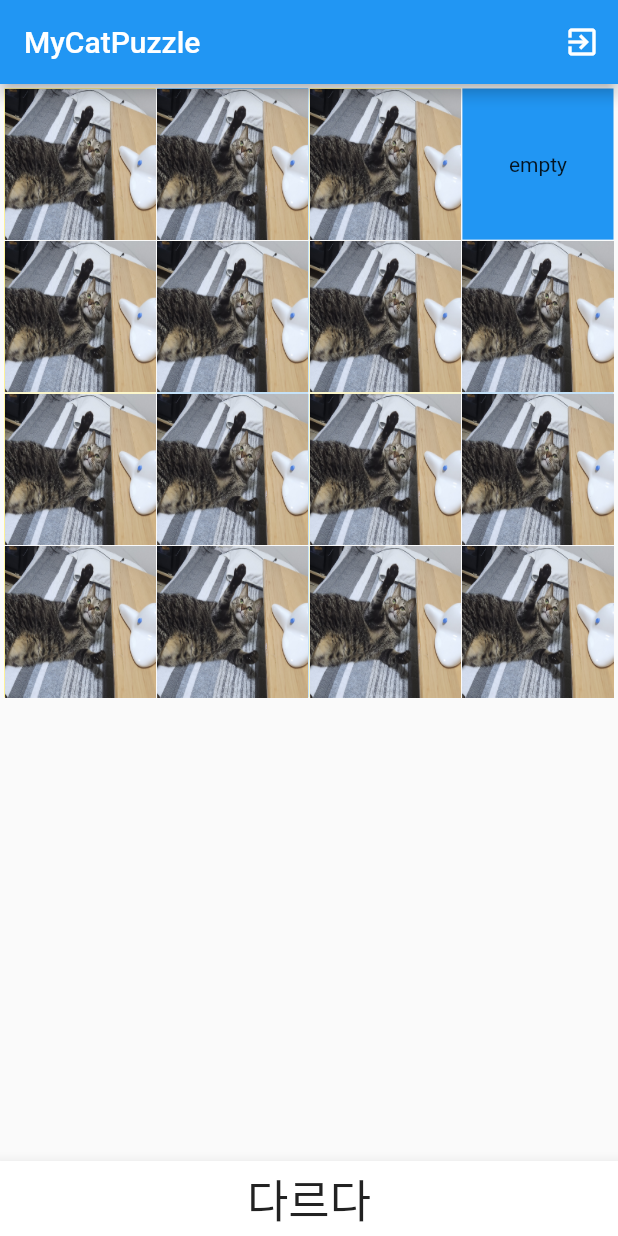
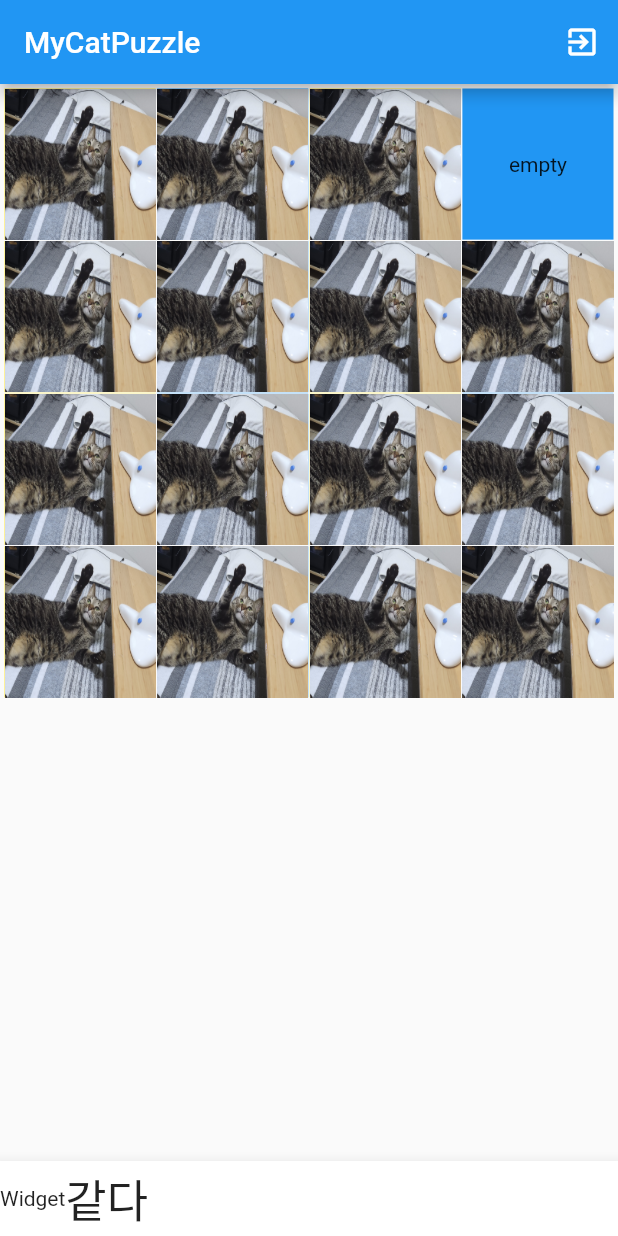
Before and after one commit to qxp1357/mycat, a Flutter app: the screen it shows after launch, on a phone screen of 412 x 824 dp. Run offline on Flutter 3.47's test engine with Material 2 defaults, Android fonts, the phone set to English and light mode, and no system bars.

Commit message:
2.17 완료여부 검사기 완료 이미지 관련 처리가 안되고 있음

```diff
--- a/lib/main.dart
+++ b/lib/main.dart
@@ -2,16 +2,25 @@ import 'dart:io';
 import 'dart:ui';
 import 'package:flutter/material.dart';
 
-//2.8(수) 각 타일 이동기능 완료, 시작 시 원본 리스트랑 서로 만들어서 비교기능 추가해야함
+//2.8(수) 각 타일 이동기능 완료, 시작 시 원본 리스트랑 서로 만들어서 비교기능 추가해야함 <- 2.17(금) 완료 여부 검사기 완료
+//2.17(금) 이미지 잘라야되는데 내장 API 없어서 다른거 찾아야됨 아오 킹받음
+//처음 이미지 원본 가져옴 더 로딩할 필요 없게
+// final originImg = Image.asset('assets/image/cat_1.jpg');
+// final originImgByteData = originImg.image.toByteData();
 
 
+
+
+
+
+//한칸용 클래스
 class Cell {
   String src;
   bool isEmpty;
   int originIndex;
   Cell(this.src,this.isEmpty,this.originIndex);
 }
-
+// 4*4 퍼즐칸용 배열을 반환하는 만드는 함수
 List makePuzzleList (int idx) {
   List<Cell> res = [];
 
@@ -27,38 +36,51 @@ List makePuzzleList (int idx) {
   return res;
 }
 
+// 두 배열이 서로 동일한지 검사하는 함수
 bool checkComplete(List origin, List current){
-  bool res;
-
+  bool res = true;
+//지금 여기가 다르다가 나오면 안됨 ㅋㅋㅋㅋㅋㅋㅋㅋ
   List originIndexs = [3,3,3,3,3];
   List currentIndexs = [3,3,3,3,3];
 
-  return res = originIndexs == currentIndexs;
+  for(int i = 0; i < origin.length ; i++){
+    if(origin[i] != current[i]){
+      return res = false;
+    }
+  }
+
+  return res;
 }
 
-int emptyIndex = 3;
+//빈자리 const 값
+const int emptyIndex = 3;
 
+//뷰를 뿌리기위한 데이터를 저장하는 A
 List A = makePuzzleList(emptyIndex);
+
+//처음 데이터를 저장해놓을 B
 final List B = A;
+//테스트용
+bool Complete = checkComplete([1,2,3,4,5],[1,2,3,4,5]);
 
-bool Complete = checkComplete([3],[2]);
 
+//메인
 void main() {
   runApp(const MyApp());
 }
-
+//메인에서 실행시킬 스테이트풀 위젯을 상속받는 MyApp
 class MyApp extends StatefulWidget {
   const MyApp({Key? key}) : super(key: key);
 
   @override
   _MyAppState createState() => _MyAppState();
 }
-
+//MyApp 에서 실행될 MyApp형태의 State를 상속받는 클래스
 class _MyAppState extends State<MyApp> {
 
 
   void swapData (List data, int currentIndex, int nextIndex){
-
+    //전체 데이터를 받고, 클릭된 인덱스와 이동 가능한 인덱스를 받아서 서로 바꿔주는 함수
     setState(() {
       Cell temp = data[currentIndex];
       data[currentIndex] = data[nextIndex];
@@ -67,6 +89,10 @@ class _MyAppState extends State<MyApp> {
   }
 
   void swapCell (List data, int currentIndex){
+    //클릭되었을 때 직접적으로 작동될 함수
+    //전체 데이터와 클릭된 인덱스를 받아옴
+    //이동 가능한 인덱스를 만들어서 swapData로 넘겨줌
+
     int nextIndex = 0;
     //각 셀이 상하좌우의 움직임에 대해서 계산하면됨
     //상하좌우에 대해서 비어있는지 검사하고 서로 교환
@@ -89,22 +115,16 @@ class _MyAppState extends State<MyApp> {
           isRight && (data[currentIndex + 1].isEmpty == true) ||
           isDown && (data[currentIndex + 4].isEmpty == true) ||
           isLeft && (data[currentIndex - 1].isEmpty == true)) {
-
         swapData(data, currentIndex, nextIndex);
       }
     }
+}
 
-//     setState(() {
-//       Cell temp = data[currentIndex];
-//       data[currentIndex] = data[nextIndex];
-//   data[nextIndex] = temp;
-// });
-}
+  // final originImg = Image.asset('assets/image/cat_1.jpg');
+
   @override
   Widget build(BuildContext context) {
-
-
-
+    // print("width:${originImg.width}");
     return MaterialApp(
       home: Scaffold(
         appBar: AppBar(
@@ -141,7 +161,15 @@ class _MyAppState extends State<MyApp> {
         bottomNavigationBar: BottomAppBar(
           child: Container(
               height: 50.0,
-              child: Center(child: Text(Complete ? "같다": "다르다", style: TextStyle(fontSize: 30),))),
+              child: Center(
+                child: Row(
+                  children: [
+                    Text(Image.asset('assets/image/cat_1.jpg',fit: BoxFit.fill).toString()),
+                    Center(child: Text(Complete ? "같다": "다르다", style: TextStyle(fontSize: 30),))
+                  ],
+                ),
+              )
+    ),
         ),
       ),
     );
--- a/pubspec.yaml
+++ b/pubspec.yaml
@@ -30,6 +30,7 @@ environment:
 dependencies:
   flutter:
     sdk: flutter
+  image: ^3.0.2
 
 
 
```
Also changed, not shown: pubspec.lock.
